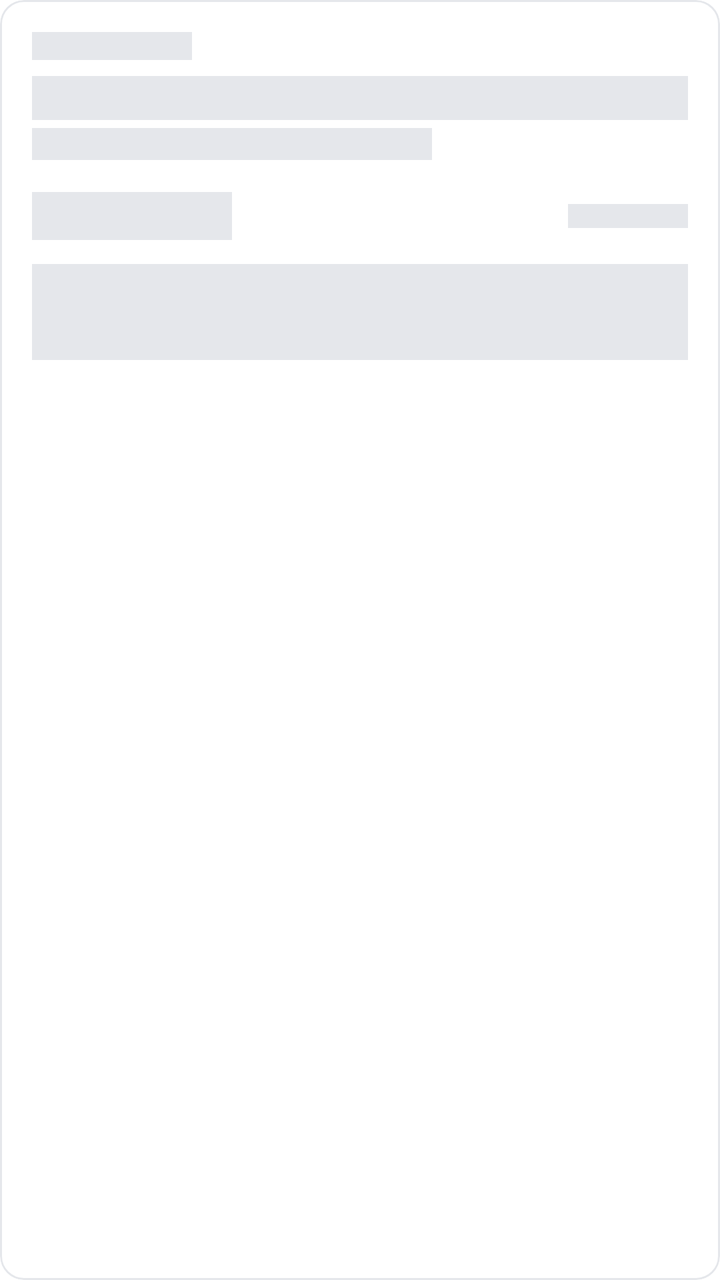
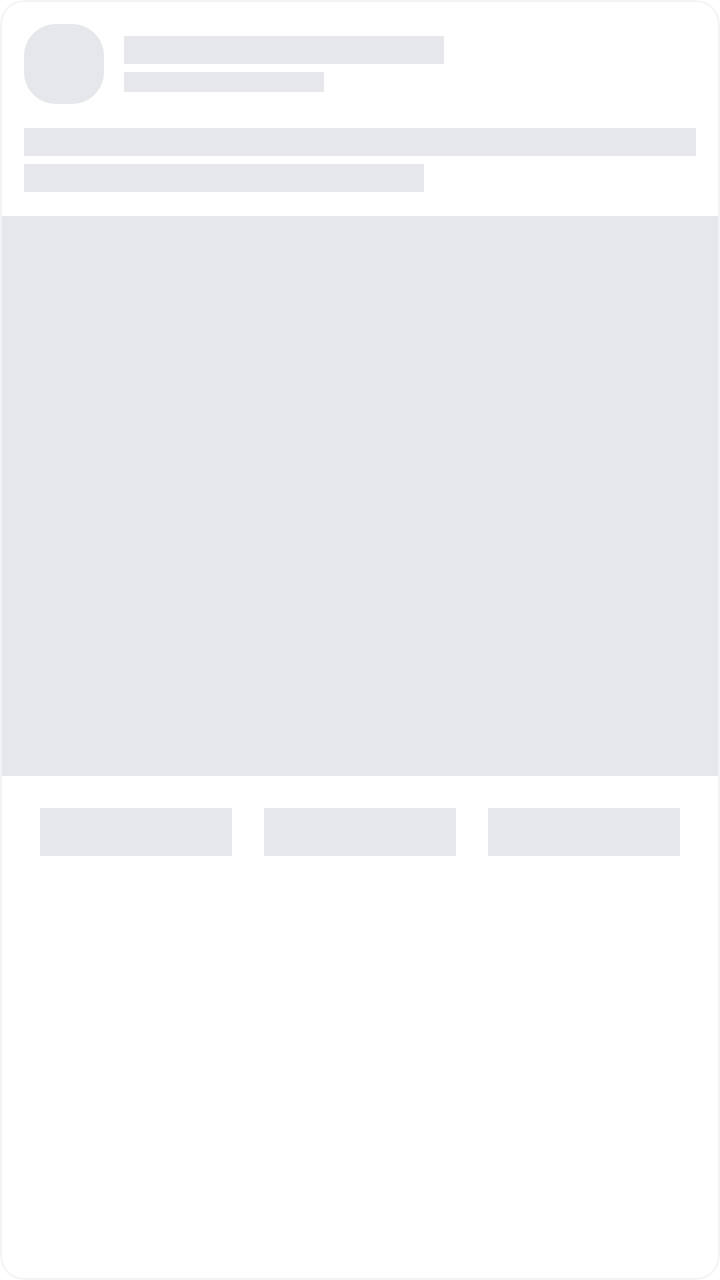

Before-and-after screenshots of an Android layout around one commit, followed by the original layout XML and the change that was made.
<!-- AndroidManifest.xml: application theme Theme.VoiceYanga -->
<!-- res/layout/shimmer_item_complaint.xml -->
<?xml version="1.0" encoding="utf-8"?>
<com.google.android.material.card.MaterialCardView xmlns:android="http://schemas.android.com/apk/res/android"
    xmlns:app="http://schemas.android.com/apk/res-auto"
    android:layout_width="match_parent"
    android:layout_height="wrap_content"
    android:layout_margin="8dp"
    app:cardCornerRadius="12dp"
    app:cardElevation="0dp"
    app:strokeColor="@color/neutral_200"
    app:strokeWidth="1dp">

    <LinearLayout
        android:layout_width="match_parent"
        android:layout_height="wrap_content"
        android:orientation="vertical"
        android:padding="16dp">

        <View
            android:layout_width="80dp"
            android:layout_height="14dp"
            android:background="@color/neutral_200" />

        <View
            android:layout_width="match_parent"
            android:layout_height="22dp"
            android:layout_marginTop="8dp"
            android:background="@color/neutral_200" />

        <View
            android:layout_width="200dp"
            android:layout_height="16dp"
            android:layout_marginTop="4dp"
            android:background="@color/neutral_200" />

        <LinearLayout
            android:layout_width="match_parent"
            android:layout_height="wrap_content"
            android:layout_marginTop="16dp"
            android:gravity="center_vertical"
            android:orientation="horizontal">

            <View
                android:layout_width="100dp"
                android:layout_height="24dp"
                android:background="@color/neutral_200" />

            <View
                android:layout_width="0dp"
                android:layout_height="0dp"
                android:layout_weight="1" />

            <View
                android:layout_width="60dp"
                android:layout_height="12dp"
                android:background="@color/neutral_200" />

        </LinearLayout>

        <View
            android:layout_width="match_parent"
            android:layout_height="48dp"
            android:layout_marginTop="12dp"
            android:background="@color/neutral_200" />

    </LinearLayout>

</com.google.android.material.card.MaterialCardView>
<!-- resources referenced by this layout -->
<resources>
  <color name="neutral_200">#E5E7EB</color>
  <style name="Theme.VoiceYanga" parent="Base.Theme.VoiceYanga" />
  <style name="Base.Theme.VoiceYanga" parent="Theme.Material3.DayNight.NoActionBar">
          <item name="colorPrimary">@color/primary_green</item>
          <item name="colorPrimaryVariant">@color/primary_green_dark</item>
          <item name="colorOnPrimary">@color/white</item>
  
          <item name="colorSecondary">@color/primary_green</item>
          <item name="colorOnSecondary">@color/white</item>
  
          <item name="android:windowBackground">@color/background_white</item>
          <item name="android:statusBarColor">@color/background_white</item>
          <item name="android:windowLightStatusBar">true</item>
  
          
          <item name="colorSurface">@color/surface_light</item>
          <item name="colorOnSurface">@color/on_surface_light</item>
          <item name="colorSurfaceVariant">@color/surface_variant_light</item>
          <item name="colorOnSurfaceVariant">@color/on_surface_variant_light</item>
          <item name="colorOutline">@color/outline_light</item>
  
          <item name="android:textColorPrimary">@color/text_primary</item>
          <item name="android:textColorSecondary">@color/text_secondary</item>
      </style>
  <color name="primary_green">#16834B</color>
  <color name="primary_green_dark">#11663D</color>
  <color name="white">#FFFFFFFF</color>
  <color name="background_white">#FFFFFF</color>
  <color name="surface_light">#FFFFFF</color>
  <color name="on_surface_light">#111827</color>
  <color name="surface_variant_light">#F3F4F6</color>
  <color name="on_surface_variant_light">#4B5563</color>
  <color name="outline_light">#E5E7EB</color>
  <color name="text_primary">#17211B</color>
  <color name="text_secondary">#66736B</color>
</resources>

<!-- the commit's change to res/layout/shimmer_item_complaint.xml (unified diff, before → after) -->
@@ -1,67 +1,105 @@
-<?xml version="1.0" encoding="utf-8"?>
 <com.google.android.material.card.MaterialCardView xmlns:android="http://schemas.android.com/apk/res/android"
     xmlns:app="http://schemas.android.com/apk/res-auto"
     android:layout_width="match_parent"
     android:layout_height="wrap_content"
-    android:layout_margin="8dp"
+    android:layout_marginHorizontal="12dp"
+    android:layout_marginVertical="8dp"
     app:cardCornerRadius="12dp"
     app:cardElevation="0dp"
-    app:strokeColor="@color/neutral_200"
+    app:strokeColor="@color/neutral_100"
     app:strokeWidth="1dp">
 
     <LinearLayout
         android:layout_width="match_parent"
         android:layout_height="wrap_content"
-        android:orientation="vertical"
-        android:padding="16dp">
+        android:orientation="vertical">
 
-        <View
-            android:layout_width="80dp"
-            android:layout_height="14dp"
-            android:background="@color/neutral_200" />
+        
+        <LinearLayout
+            android:layout_width="match_parent"
+            android:layout_height="wrap_content"
+            android:gravity="center_vertical"
+            android:orientation="horizontal"
+            android:padding="12dp">
 
+            <View
+                android:layout_width="40dp"
+                android:layout_height="40dp"
+                android:background="@drawable/bg_status_chip"
+                android:backgroundTint="@color/neutral_200" />
+
+            <LinearLayout
+                android:layout_width="0dp"
+                android:layout_height="wrap_content"
+                android:layout_marginStart="10dp"
+                android:layout_weight="1"
+                android:orientation="vertical">
+
+                <View
+                    android:layout_width="160dp"
+                    android:layout_height="14dp"
+                    android:background="@color/neutral_200" />
+
+                <View
+                    android:layout_width="100dp"
+                    android:layout_height="10dp"
+                    android:layout_marginTop="4dp"
+                    android:background="@color/neutral_200" />
+
+            </LinearLayout>
+
+        </LinearLayout>
+
+        
         <View
             android:layout_width="match_parent"
-            android:layout_height="22dp"
-            android:layout_marginTop="8dp"
+            android:layout_height="14dp"
+            android:layout_marginHorizontal="12dp"
             android:background="@color/neutral_200" />
 
         <View
             android:layout_width="200dp"
-            android:layout_height="16dp"
+            android:layout_height="14dp"
+            android:layout_marginHorizontal="12dp"
             android:layout_marginTop="4dp"
             android:background="@color/neutral_200" />
 
+        
+        <View
+            android:layout_width="match_parent"
+            android:layout_height="280dp"
+            android:layout_marginTop="12dp"
+            android:background="@color/neutral_200" />
+
+        
         <LinearLayout
             android:layout_width="match_parent"
-            android:layout_height="wrap_content"
-            android:layout_marginTop="16dp"
-            android:gravity="center_vertical"
-            android:orientation="horizontal">
-
-            <View
-                android:layout_width="100dp"
-                android:layout_height="24dp"
-                android:background="@color/neutral_200" />
+            android:layout_height="48dp"
+            android:layout_marginTop="8dp"
+            android:orientation="horizontal"
+            android:paddingHorizontal="12dp">
 
             <View
                 android:layout_width="0dp"
-                android:layout_height="0dp"
-                android:layout_weight="1" />
-
+                android:layout_height="24dp"
+                android:layout_weight="1"
+                android:layout_margin="8dp"
+                android:background="@color/neutral_200" />
             <View
-                android:layout_width="60dp"
-                android:layout_height="12dp"
+                android:layout_width="0dp"
+                android:layout_height="24dp"
+                android:layout_weight="1"
+                android:layout_margin="8dp"
+                android:background="@color/neutral_200" />
+            <View
+                android:layout_width="0dp"
+                android:layout_height="24dp"
+                android:layout_weight="1"
+                android:layout_margin="8dp"
                 android:background="@color/neutral_200" />
 
         </LinearLayout>
 
-        <View
-            android:layout_width="match_parent"
-            android:layout_height="48dp"
-            android:layout_marginTop="12dp"
-            android:background="@color/neutral_200" />
-
     </LinearLayout>
 
 </com.google.android.material.card.MaterialCardView>
<!-- resource entries referenced after the edit -->
@@ -1,6 +1,13 @@
 <!-- resources referenced by this layout -->
 <resources>
+  <color name="neutral_100">#F3F4F6</color>
   <color name="neutral_200">#E5E7EB</color>
+  <!-- drawable bg_status_chip (drawable) -->
+  <?xml version="1.0" encoding="utf-8"?>
+  <shape xmlns:android="http://schemas.android.com/apk/res/android">
+      <solid android:color="#E7F3ED" />
+      <corners android:radius="16dp" />
+  </shape>
   <style name="Theme.VoiceYanga" parent="Base.Theme.VoiceYanga" />
   <style name="Base.Theme.VoiceYanga" parent="Theme.Material3.DayNight.NoActionBar">
           <item name="colorPrimary">@color/primary_green</item>
